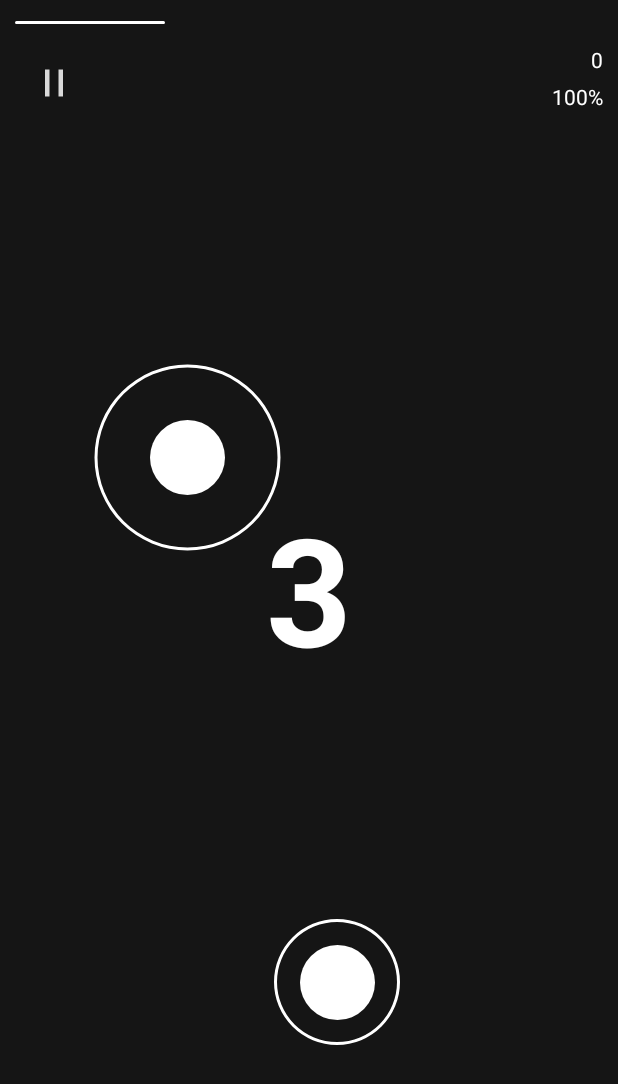
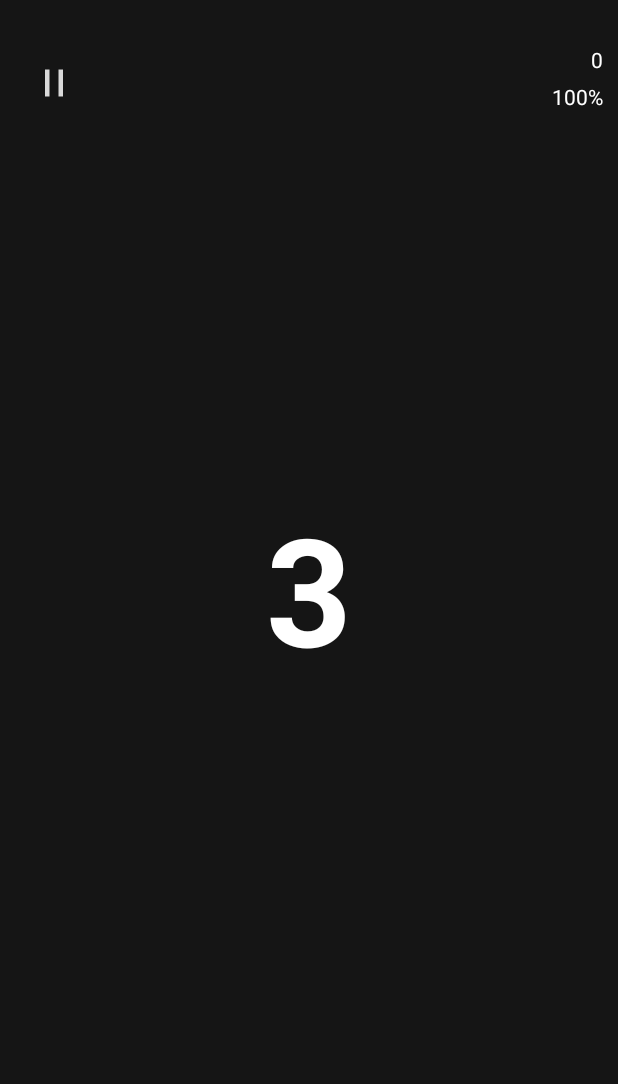
Before and after one commit to Steiden/RythmGame, an Android app: the ChooseLevelActivity screen opened directly, with no data from a screen before it, after a tap on "ИГРАТЬ", on a phone screen of 412 x 824 dp. Shown: the top 1084 px of the screen. Run offline under Robolectric (Android 15) with nearby library versions, the phone set to English and light mode, and no system bars.

Commit message:
Перелопатил весь проект

```diff
--- a/app/src/main/java/com/example/rythmgame/ChooseLevelActivity.java
+++ b/app/src/main/java/com/example/rythmgame/ChooseLevelActivity.java
@@ -9,15 +9,12 @@ import android.os.Bundle;
 import android.view.View;
 import android.widget.Button;
 import android.widget.ImageButton;
+import android.widget.TextView;
 import android.widget.Toast;
 
 public class ChooseLevelActivity extends AppCompatActivity {
 
-    SharedPreferences sharedPreferences;
-
-    // Переменные для работы приложения
-
-    private Button selectedLevel;   // Выбранный уровень
+    private Button selectedLevel;
 
     @SuppressLint("MissingInflatedId")
     @Override
@@ -31,14 +28,14 @@ public class ChooseLevelActivity extends AppCompatActivity {
             findViewById(R.id.play).setOnClickListener(v -> GameTransitionHelper.startGameActivity(this));
             findViewById(R.id.create).setOnClickListener(v -> GameTransitionHelper.startGameCreatorActivity(this));
 
-            sharedPreferences = getSharedPreferences("preferences", Context.MODE_PRIVATE);
+            // Получение выбранной песни
+            Song selectedSong = GameFileHelper.getSelectedSong(this);
 
-            // Получение компонентов activity
-            ImageButton LevelImageButton = findViewById(R.id.LevelImageButton);
-
-            // Установка обложки выбранной песни
-            String selectedSong = sharedPreferences.getString("selectedSong", ChooseSongActivity.songName.get(0));
-            LevelImageButton.setImageResource(ChooseSongActivity.songs.get(selectedSong));
+            // Установка названия, автора и обложки песни
+            assert selectedSong != null;
+            ((TextView) findViewById(R.id.songName)).setText(selectedSong.getName());
+            ((TextView) findViewById(R.id.songAuthor)).setText(selectedSong.getAuthor());
+            ((ImageButton) findViewById(R.id.levelImageButton)).setImageResource(selectedSong.getImage());
 
             // Первый уровень выбран по умолчанию
             selectedLevel = findViewById(R.id.level1);
--- a/app/src/main/java/com/example/rythmgame/GameActivity.java
+++ b/app/src/main/java/com/example/rythmgame/GameActivity.java
@@ -4,15 +4,20 @@ import androidx.appcompat.app.AppCompatActivity;
 
 import android.annotation.SuppressLint;
 import android.content.Context;
+import android.content.SharedPreferences;
 import android.media.MediaPlayer;
 import android.os.Bundle;
 import android.os.CountDownTimer;
 import android.os.Vibrator;
 import android.util.Log;
+import android.view.KeyEvent;
 import android.view.View;
 import android.widget.RelativeLayout;
 import android.widget.TextView;
 import android.widget.Toast;
+
+import java.io.File;
+import java.util.List;
 
 public class GameActivity extends AppCompatActivity {
 
@@ -32,6 +37,7 @@ public class GameActivity extends AppCompatActivity {
     private TextView timerTextView; // Текст таймера обратного отсчета
 
     private GamePlay gamePlay;
+    private Song selectedSong;
     @SuppressLint("MissingInflatedId")
     @Override
     protected void onCreate(Bundle savedInstanceState) {
@@ -43,7 +49,7 @@ public class GameActivity extends AppCompatActivity {
             findViewById(R.id.pauseButton).setOnClickListener(v -> gamePlay.closeGame());
 
             // Получение данных о смартфоне
-            vibrator = (Vibrator) getSystemService(Context.VIBRATOR_SERVICE);
+            this.vibrator = (Vibrator) getSystemService(Context.VIBRATOR_SERVICE);
 
             // Получение главного контейнера игры
             gameContainer = findViewById(R.id.gameContainer);
@@ -53,11 +59,15 @@ public class GameActivity extends AppCompatActivity {
             accuracyTextView = findViewById(R.id.accuracyTextView);
             // Получение View трекбара
             trackbar = findViewById(R.id.trackbar);
-            // Получение музыки для игры
-            songMusic = MediaPlayer.create(this, R.raw.komarovo);
 
             // Получение timerTextView
             timerTextView = findViewById(R.id.timerTextView);
+
+            // Получение выбранной песни
+            this.selectedSong = GameFileHelper.getSelectedSong(this);
+
+            // Установка музыки песни
+            songMusic = MediaPlayer.create(this, this.selectedSong.getSong());
 
             // Запуск таймера
             GameTimer.start(3000, 1000,
@@ -68,13 +78,23 @@ public class GameActivity extends AppCompatActivity {
                     });
 
         } catch (Exception ex) {
-            Log.e("GameActivity", "Error: " + ex.getMessage());
-            Toast.makeText(this, "Error: " + ex.getMessage(), Toast.LENGTH_SHORT).show();
+            Log.e("GameActivity", ex.getMessage());
         }
     }
 
     private void startGame() {
-        gamePlay = new GamePlay(this);
+        List<Song> songsList = GameFileHelper.getSongsList(this);
+
+        gamePlay = new GamePlay(this, this.selectedSong, songsList);
         gamePlay.startGame();
     }
+
+    @Override
+    public boolean onKeyDown(int keyCode, KeyEvent event) {
+        if(keyCode == KeyEvent.KEYCODE_BACK) {
+            gamePlay.closeGame();
+            return true;
+        }
+        return super.onKeyDown(keyCode, event);
+    }
 }
--- a/app/src/main/res/layout/activity_game.xml
+++ b/app/src/main/res/layout/activity_game.xml
@@ -18,7 +18,7 @@
 
             <View
                 android:id="@+id/trackbar"
-                android:layout_width="100dp"
+                android:layout_width="0dp"
                 android:layout_height="2dp"
                 android:layout_centerVertical="true"
                 android:background="@drawable/shape_line" />
@@ -82,44 +82,6 @@
                 android:textStyle="bold"
                 android:translationY="-60dp" />
 
-            <RelativeLayout
-                android:layout_width="150dp"
-                android:layout_height="150dp"
-                android:translationX="50dp"
-                android:translationY="150dp">
-
-                <View
-                    android:layout_width="50dp"
-                    android:layout_height="50dp"
-                    android:layout_centerInParent="true"
-                    android:background="@drawable/shape_oval"/>
-                <View
-                    android:layout_width="150dp"
-                    android:layout_height="150dp"
-                    android:layout_centerInParent="true"
-                    android:background="@drawable/shape_ring"/>
-
-            </RelativeLayout>
-
-            <RelativeLayout
-                android:layout_width="150dp"
-                android:layout_height="150dp"
-                android:translationX="150dp"
-                android:translationY="500dp">
-
-                <View
-                    android:layout_width="50dp"
-                    android:layout_height="50dp"
-                    android:layout_centerInParent="true"
-                    android:background="@drawable/shape_oval"/>
-                <View
-                    android:layout_width="100dp"
-                    android:layout_height="100dp"
-                    android:layout_centerInParent="true"
-                    android:background="@drawable/shape_ring"/>
-
-            </RelativeLayout>
-
         </RelativeLayout>
 
     </LinearLayout>
--- a/app/src/main/res/layout/activity_game_creator.xml
+++ b/app/src/main/res/layout/activity_game_creator.xml
@@ -18,7 +18,7 @@
 
             <View
                 android:id="@+id/trackbar"
-                android:layout_width="300dp"
+                android:layout_width="0dp"
                 android:layout_height="2dp"
                 android:layout_centerVertical="true"
                 android:background="@drawable/shape_line" />
```
Also changed, not shown: app/src/main/java/com/example/rythmgame/ChooseSongActivity.java (+36 -44 lines), app/src/main/java/com/example/rythmgame/GameCreator.java (+29 -33 lines), app/src/main/java/com/example/rythmgame/GameCreatorActivity.java (+21 -32 lines), app/src/main/java/com/example/rythmgame/GameFile.java (+45 -23 lines), app/src/main/java/com/example/rythmgame/GameFileHelper.java (added, +62 -0 lines), app/src/main/java/com/example/rythmgame/GameHelper.java (+22 -12 lines), app/src/main/java/com/example/rythmgame/GameNote.java (+9 -5 lines), app/src/main/java/com/example/rythmgame/GamePlay.java (+30 -46 lines), app/src/main/java/com/example/rythmgame/NoteTiming.java (added, +27 -0 lines), app/src/main/java/com/example/rythmgame/Song.java (+46 -1 lines), app/src/main/res/layout/activity_choose_level.xml (+6 -5 lines), app/src/main/res/layout/activity_choose_song.xml (+7 -3 lines), 2 other files.
